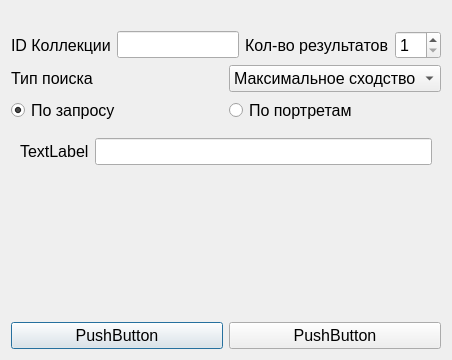
This is matchwindow.ui in layxproud/FileManagerVega as Qt 5 draws it before an edit. The edited form follows.
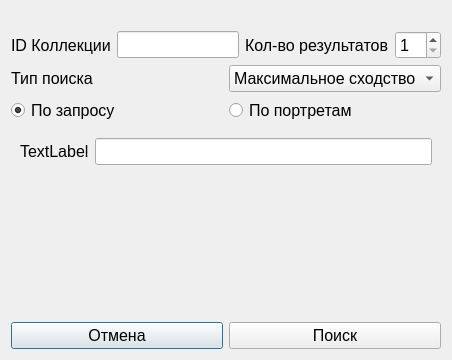
This is the edited form.

```diff
--- a/matchwindow.ui
+++ b/matchwindow.ui
@@ -161,14 +161,14 @@
      <item>
       <widget class="QPushButton" name="cancelButton">
        <property name="text">
-        <string>PushButton</string>
+        <string>Отмена</string>
        </property>
       </widget>
      </item>
      <item>
       <widget class="QPushButton" name="applyButton">
        <property name="text">
-        <string>PushButton</string>
+        <string>Поиск</string>
        </property>
       </widget>
      </item>
```
Left out of the diff: 51 changed lines with no effect on the pictures.
